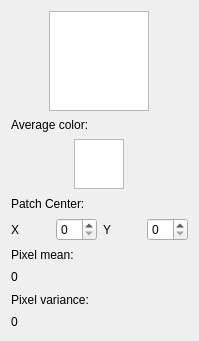
The window that PatchInfoWidget.ui (daviddoria/InteractivePatchComparison) describes before a commit, drawn with Qt 5.
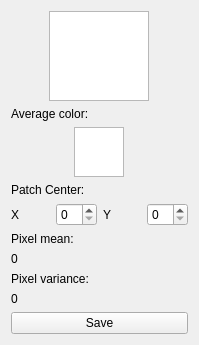
The same window after the commit.

Commit message: Build patch saving into the PatchInfoWidget.

What changed in the file:
```diff
--- a/PatchInfoWidget.ui
+++ b/PatchInfoWidget.ui
@@ -7,7 +7,7 @@
     <x>0</x>
     <y>0</y>
     <width>199</width>
-    <height>341</height>
+    <height>345</height>
    </rect>
   </property>
   <property name="windowTitle">
@@ -128,6 +128,13 @@
      </property>
     </widget>
    </item>
+   <item>
+    <widget class="QPushButton" name="btnSavePatch">
+     <property name="text">
+      <string>Save</string>
+     </property>
+    </widget>
+   </item>
   </layout>
  </widget>
  <resources/>
```
The commit also changes 5 other files.
